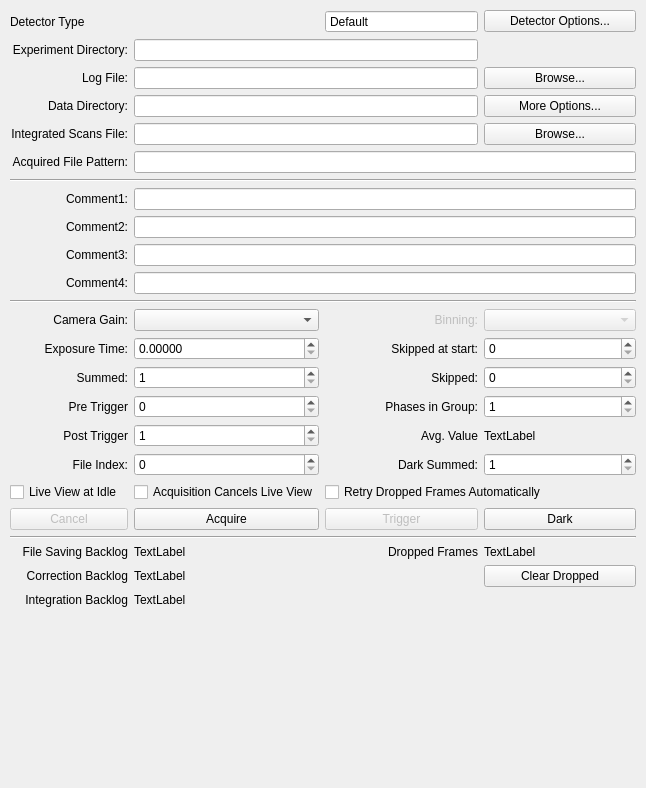
First picture: the form in source/qxrdacquisitiondialog.ui, repository guyjennings/qxrd, before the edit.
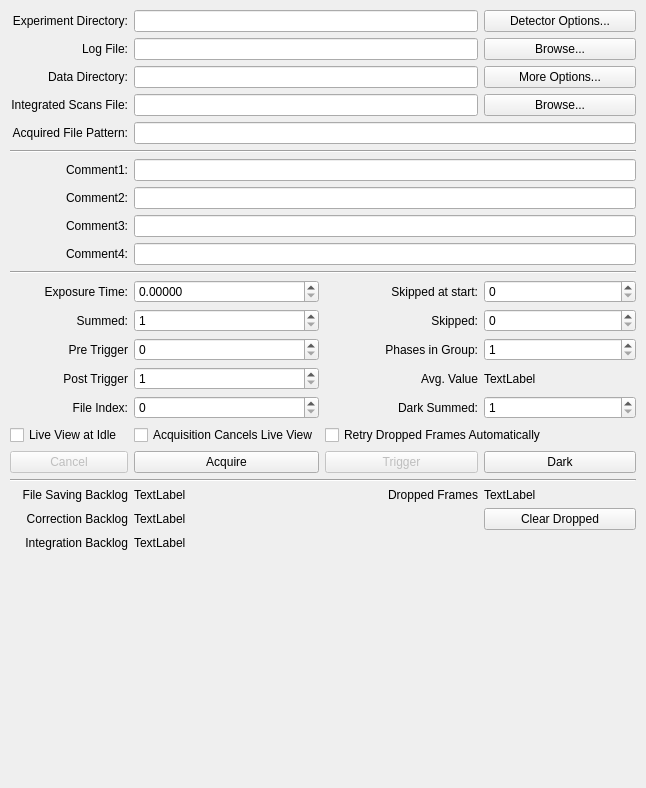
Second picture: the form after the edit. Icons and pictures are not drawn. Custom widgets are drawn as their Qt base class.

Commit message: Removed binning mode and gain control frommain acquisition panel

What changed in the file:
```diff
--- a/source/qxrdacquisitiondialog.ui
+++ b/source/qxrdacquisitiondialog.ui
@@ -34,27 +34,321 @@
       </property>
       <widget class="QWidget" name="m_DetectorPage">
        <layout class="QGridLayout" name="gridLayout_2">
-        <item row="16" column="2">
-         <widget class="QLabel" name="label_3">
+        <item row="1" column="3">
+         <widget class="QPushButton" name="m_DetectorOptionsButton">
+          <property name="toolTip">
+           <string>Acquisition options, such as
+Location(s) where data files are saved
+</string>
+          </property>
           <property name="text">
-           <string>Phases in Group:</string>
+           <string>Detector Options...</string>
           </property>
+         </widget>
+        </item>
+        <item row="22" column="2">
+         <widget class="QLabel" name="label_23">
+          <property name="text">
+           <string>Dropped Frames</string>
+          </property>
           <property name="alignment">
            <set>Qt::AlignRight|Qt::AlignTrailing|Qt::AlignVCenter</set>
           </property>
          </widget>
         </item>
-        <item row="10" column="0">
-         <widget class="QLabel" name="label_14">
+        <item row="23" column="3">
+         <widget class="QPushButton" name="m_ClearDroppedButton">
+          <property name="enabled">
+           <bool>true</bool>
+          </property>
+          <property name="sizePolicy">
+           <sizepolicy hsizetype="Preferred" vsizetype="Fixed">
+            <horstretch>1</horstretch>
+            <verstretch>0</verstretch>
+           </sizepolicy>
+          </property>
+          <property name="toolTip">
+           <string>Clear dropped frames counter</string>
+          </property>
           <property name="text">
-           <string>Comment3:</string>
+           <string>Clear Dropped</string>
           </property>
+         </widget>
+        </item>
+        <item row="19" column="2" colspan="2">
+         <widget class="QCheckBox" name="m_RetryDropped">
+          <property name="text">
+           <string>Retry Dropped Frames Automatically</string>
+          </property>
+         </widget>
+        </item>
+        <item row="19" column="1">
+         <widget class="QCheckBox" name="m_AcquisitionCancelsLiveView">
+          <property name="text">
+           <string>Acquisition Cancels Live View</string>
+          </property>
+         </widget>
+        </item>
+        <item row="19" column="0">
+         <widget class="QCheckBox" name="m_LiveViewAtIdle">
+          <property name="text">
+           <string>Live View at Idle</string>
+          </property>
+         </widget>
+        </item>
+        <item row="24" column="1">
+         <widget class="QLabel" name="m_IntegrationBacklog">
+          <property name="toolTip">
+           <string>Number of frames still to be integrated</string>
+          </property>
+          <property name="text">
+           <string>TextLabel</string>
+          </property>
+         </widget>
+        </item>
+        <item row="22" column="1">
+         <widget class="QLabel" name="m_SaverBacklog">
+          <property name="toolTip">
+           <string>Number of frames still to be corrected</string>
+          </property>
+          <property name="text">
+           <string>TextLabel</string>
+          </property>
+         </widget>
+        </item>
+        <item row="22" column="0">
+         <widget class="QLabel" name="label_28">
+          <property name="text">
+           <string>File Saving Backlog</string>
+          </property>
           <property name="alignment">
            <set>Qt::AlignRight|Qt::AlignTrailing|Qt::AlignVCenter</set>
           </property>
          </widget>
         </item>
-        <item row="21" column="1">
+        <item row="24" column="0">
+         <widget class="QLabel" name="label_26">
+          <property name="text">
+           <string>Integration Backlog</string>
+          </property>
+          <property name="alignment">
+           <set>Qt::AlignRight|Qt::AlignTrailing|Qt::AlignVCenter</set>
+          </property>
+         </widget>
+        </item>
+        <item row="22" column="3">
+         <widget class="QLabel" name="m_DroppedFrames">
+          <property name="toolTip">
+           <string>Count of dropped frames</string>
+          </property>
+          <property name="text">
+           <string>TextLabel</string>
+          </property>
+         </widget>
+        </item>
+        <item row="1" column="0">
+         <widget class="QLabel" name="label_6">
+          <property name="text">
+           <string>Experiment Directory:</string>
+          </property>
+          <property name="alignment">
+           <set>Qt::AlignRight|Qt::AlignTrailing|Qt::AlignVCenter</set>
+          </property>
+         </widget>
+        </item>
+        <item row="10" column="1" colspan="3">
+         <widget class="QLineEdit" name="m_UserComment3">
+          <property name="sizePolicy">
+           <sizepolicy hsizetype="Preferred" vsizetype="Fixed">
+            <horstretch>1</horstretch>
+            <verstretch>0</verstretch>
+           </sizepolicy>
+          </property>
+          <property name="toolTip">
+           <string>User Comment 3 (saved in data files)
+Script Property: &quot;acquisition.userComment3&quot;
+</string>
+          </property>
+         </widget>
+        </item>
+        <item row="17" column="1">
+         <widget class="QSpinBox" name="m_FileIndex">
+          <property name="sizePolicy">
+           <sizepolicy hsizetype="Preferred" vsizetype="Fixed">
+            <horstretch>1</horstretch>
+            <verstretch>0</verstretch>
+           </sizepolicy>
+          </property>
+          <property name="toolTip">
+           <string>Index number, substituted into file names, and incremented with each image
+Script Property: acquisition.fileIndex
+Script Function: fileindex()</string>
+          </property>
+          <property name="keyboardTracking">
+           <bool>false</bool>
+          </property>
+          <property name="maximum">
+           <number>99999999</number>
+          </property>
+         </widget>
+        </item>
+        <item row="15" column="3">
+         <widget class="QSpinBox" name="m_PhasesInGroup">
+          <property name="sizePolicy">
+           <sizepolicy hsizetype="Preferred" vsizetype="Fixed">
+            <horstretch>1</horstretch>
+            <verstretch>0</verstretch>
+           </sizepolicy>
+          </property>
+          <property name="toolTip">
+           <string>Total number of phases in each file group for synchronized acquisition
+Set to 1 to acquire individual images,
+Script: &quot;acquisition.phasesInGroup&quot;
+Script Function: phasesInGroup()</string>
+          </property>
+          <property name="specialValueText">
+           <string/>
+          </property>
+          <property name="keyboardTracking">
+           <bool>false</bool>
+          </property>
+          <property name="minimum">
+           <number>1</number>
+          </property>
+          <property name="maximum">
+           <number>9999999</number>
+          </property>
+          <property name="value">
+           <number>1</number>
+          </property>
+         </widget>
+        </item>
+        <item row="17" column="0">
+         <widget class="QLabel" name="label_5">
+          <property name="text">
+           <string>File Index:</string>
+          </property>
+          <property name="alignment">
+           <set>Qt::AlignRight|Qt::AlignTrailing|Qt::AlignVCenter</set>
+          </property>
+         </widget>
+        </item>
+        <item row="8" column="0">
+         <widget class="QLabel" name="label_8">
+          <property name="text">
+           <string>Comment1:</string>
+          </property>
+          <property name="alignment">
+           <set>Qt::AlignRight|Qt::AlignTrailing|Qt::AlignVCenter</set>
+          </property>
+         </widget>
+        </item>
+        <item row="11" column="0">
+         <widget class="QLabel" name="label_15">
+          <property name="text">
+           <string>Comment4:</string>
+          </property>
+          <property name="alignment">
+           <set>Qt::AlignRight|Qt::AlignTrailing|Qt::AlignVCenter</set>
+          </property>
+         </widget>
+        </item>
+        <item row="2" column="3">
+         <widget class="QPushButton" name="m_BrowseLogFileButton">
+          <property name="toolTip">
+           <string>Select New Log File...</string>
+          </property>
+          <property name="text">
+           <string>Browse...</string>
+          </property>
+         </widget>
+        </item>
+        <item row="13" column="1">
+         <widget class="QxrdExposureTimeSpinner" name="m_ExposureTime">
+          <property name="sizePolicy">
+           <sizepolicy hsizetype="Preferred" vsizetype="Fixed">
+            <horstretch>1</horstretch>
+            <verstretch>0</verstretch>
+           </sizepolicy>
+          </property>
+          <property name="toolTip">
+           <string>Exposure time for each acquired image
+Script Property: &quot;acquisition.exposureTime&quot;
+Script Function: exposureTime()</string>
+          </property>
+          <property name="accelerated">
+           <bool>false</bool>
+          </property>
+          <property name="keyboardTracking">
+           <bool>false</bool>
+          </property>
+          <property name="decimals">
+           <number>5</number>
+          </property>
+          <property name="maximum">
+           <double>10.000000000000000</double>
+          </property>
+         </widget>
+        </item>
+        <item row="2" column="1" colspan="2">
+         <widget class="QLineEdit" name="m_LogFileName">
+          <property name="sizePolicy">
+           <sizepolicy hsizetype="Preferred" vsizetype="Fixed">
+            <horstretch>1</horstretch>
+            <verstretch>0</verstretch>
+           </sizepolicy>
+          </property>
+          <property name="toolTip">
+           <string>Name of log file 
+(relative to experiment directory)
+</string>
+          </property>
+          <property name="readOnly">
+           <bool>false</bool>
+          </property>
+         </widget>
+        </item>
+        <item row="13" column="2">
+         <widget class="QLabel" name="label_24">
+          <property name="text">
+           <string>Skipped at start:</string>
+          </property>
+          <property name="alignment">
+           <set>Qt::AlignRight|Qt::AlignTrailing|Qt::AlignVCenter</set>
+          </property>
+         </widget>
+        </item>
+        <item row="15" column="0">
+         <widget class="QLabel" name="label_11">
+          <property name="text">
+           <string>Pre Trigger</string>
+          </property>
+          <property name="alignment">
+           <set>Qt::AlignRight|Qt::AlignTrailing|Qt::AlignVCenter</set>
+          </property>
+         </widget>
+        </item>
+        <item row="3" column="0">
+         <widget class="QLabel" name="label_16">
+          <property name="text">
+           <string>Data Directory:</string>
+          </property>
+          <property name="alignment">
+           <set>Qt::AlignRight|Qt::AlignTrailing|Qt::AlignVCenter</set>
+          </property>
+         </widget>
+        </item>
+        <item row="23" column="1">
+         <widget class="QLabel" name="m_CorrectionBacklog">
+          <property name="toolTip">
+           <string>Number of frames still to be corrected</string>
+          </property>
+          <property name="text">
+           <string>TextLabel</string>
+          </property>
+         </widget>
+        </item>
+        <item row="20" column="1">
          <widget class="QPushButton" name="m_AcquireButton">
           <property name="enabled">
            <bool>true</bool>
@@ -80,17 +374,20 @@
           </property>
          </widget>
         </item>
-        <item row="24" column="1">
-         <widget class="QLabel" name="m_CorrectionBacklog">
-          <property name="toolTip">
-           <string>Number of frames still to be corrected</string>
+        <item row="25" column="0" colspan="4">
+         <spacer name="verticalSpacer">
+          <property name="orientation">
+           <enum>Qt::Vertical</enum>
           </property>
-          <property name="text">
-           <string>TextLabel</string>
+          <property name="sizeHint" stdset="0">
+           <size>
+            <width>88</width>
+            <height>147</height>
+           </size>
           </property>
-         </widget>
+         </spacer>
         </item>
-        <item row="21" column="2">
+        <item row="20" column="2">
          <widget class="QPushButton" name="m_TriggerButton">
           <property name="enabled">
            <bool>false</bool>
@@ -110,7 +407,7 @@
           </property>
          </widget>
         </item>
-        <item row="18" column="3">
+        <item row="17" column="3">
          <widget class="QSpinBox" name="m_DarkSummedExposures">
           <property name="sizePolicy">
            <sizepolicy hsizetype="Preferred" vsizetype="Fixed">
@@ -134,6 +431,36 @@
           </property>
          </widget>
         </item>
+        <item row="5" column="3">
+         <widget class="QPushButton" name="m_BrowseScanFileButton">
+          <property name="toolTip">
+           <string>Select New Scan File...</string>
+          </property>
+          <property name="text">
+           <string>Browse...</string>
+          </property>
+         </widget>
+        </item>
+        <item row="15" column="2">
+         <widget class="QLabel" name="label_3">
+          <property name="text">
+           <string>Phases in Group:</string>
+          </property>
+          <property name="alignment">
+           <set>Qt::AlignRight|Qt::AlignTrailing|Qt::AlignVCenter</set>
+          </property>
+         </widget>
+        </item>
+        <item row="10" column="0">
+         <widget class="QLabel" name="label_14">
+          <property name="text">
+           <string>Comment3:</string>
+          </property>
+          <property name="alignment">
+           <set>Qt::AlignRight|Qt::AlignTrailing|Qt::AlignVCenter</set>
+          </property>
+         </widget>
+        </item>
         <item row="1" column="1" colspan="2">
          <widget class="QLineEdit" name="m_ExperimentDirectory">
           <property name="sizePolicy">
@@ -151,29 +478,6 @@
           </property>
          </widget>
         </item>
-        <item row="5" column="3">
-         <widget class="QPushButton" name="m_BrowseScanFileButton">
-          <property name="toolTip">
-           <string>Select New Scan File...</string>
-          </property>
-          <property name="text">
-           <string>Browse...</string>
-          </property>
-         </widget>
-        </item>
-        <item row="26" column="0" colspan="4">
-         <spacer name="verticalSpacer">
-          <property name="orientation">
-           <enum>Qt::Vertical</enum>
-          </property>
-          <property name="sizeHint" stdset="0">
-           <size>
-            <width>88</width>
-            <height>147</height>
-           </size>
-          </property>
-         </spacer>
-        </item>
         <item row="5" column="0">
          <widget class="QLabel" name="label_27">
           <property name="text">
@@ -184,14 +488,14 @@
           </property>
          </widget>
         </item>
-        <item row="22" column="0" colspan="4">
+        <item row="21" column="0" colspan="4">
          <widget class="Line" name="line_3">
           <property name="orientation">
            <enum>Qt::Horizontal</enum>
           </property>
          </widget>
         </item>
-        <item row="15" column="3">
+        <item row="14" column="3">
          <widget class="QSpinBox" name="m_SkippedExposures">
           <property name="sizePolicy">
            <sizepolicy hsizetype="Preferred" vsizetype="Fixed">
@@ -218,7 +522,7 @@
           </property>
          </widget>
         </item>
-        <item row="14" column="3">
+        <item row="13" column="3">
          <widget class="QSpinBox" name="m_SkippedExposuresAtStart">
           <property name="sizePolicy">
            <sizepolicy hsizetype="Preferred" vsizetype="Fixed">
@@ -244,7 +548,7 @@
           </property>
          </widget>
         </item>
-        <item row="15" column="1">
+        <item row="14" column="1">
          <widget class="QSpinBox" name="m_SummedExposures">
           <property name="sizePolicy">
            <sizepolicy hsizetype="Preferred" vsizetype="Fixed">
@@ -283,20 +587,7 @@
           </property>
          </widget>
         </item>
-        <item row="13" column="2">
-         <widget class="QLabel" name="label_21">
-          <property name="enabled">
-           <bool>false</bool>
-          </property>
-          <property name="text">
-           <string>Binning:</string>
-          </property>
-          <property name="alignment">
-           <set>Qt::AlignRight|Qt::AlignTrailing|Qt::AlignVCenter</set>
-          </property>
-         </widget>
-        </item>
-        <item row="18" column="2">
+        <item row="17" column="2">
          <widget class="QLabel" name="label_7">
           <property name="text">
            <string>Dark Summed:</string>
@@ -306,7 +597,7 @@
           </property>
          </widget>
         </item>
-        <item row="17" column="2">
+        <item row="16" column="2">
          <widget class="QLabel" name="label_10">
           <property name="text">
            <string>Avg. Value</string>
@@ -323,21 +614,7 @@
           </property>
          </widget>
         </item>
-        <item row="13" column="1">
-         <widget class="QComboBox" name="m_CameraGain">
-          <property name="sizePolicy">
-           <sizepolicy hsizetype="Preferred" vsizetype="Fixed">
-            <horstretch>1</horstretch>
-            <verstretch>0</verstretch>
-           </sizepolicy>
-          </property>
-          <property name="toolTip">
-           <string>Detector Gain (0..5)
-Script Property: &quot;acquisition.cameraGain&quot;</string>
-          </property>
-         </widget>
-        </item>
-        <item row="21" column="3">
+        <item row="20" column="3">
          <widget class="QPushButton" name="m_DarkAcquireButton">
           <property name="enabled">
            <bool>true</bool>
@@ -357,24 +634,7 @@
           </property>
          </widget>
         </item>
-        <item row="15" column="0">
-         <widget class="QLabel" name="label_2">
-          <property name="text">
-           <string>Summed:</string>
-          </property>
-          <property name="alignment">
-           <set>Qt::AlignRight|Qt::AlignTrailing|Qt::AlignVCenter</set>
-          </property>
-         </widget>
-        </item>
-        <item row="12" column="0" colspan="4">
-         <widget class="Line" name="line_2">
-          <property name="orientation">
-           <enum>Qt::Horizontal</enum>
-          </property>
-         </widget>
-        </item>
-        <item row="14" column="0">
+        <item row="13" column="0">
          <widget class="QLabel" name="label">
           <property name="text">
            <string>Exposure Time:</string>
@@ -384,10 +644,10 @@
           </property>
          </widget>
         </item>
-        <item row="0" column="0" colspan="2">
-         <widget class="QLabel" name="m_DetectorTypeNameLabel">
-          <property name="text">
-           <string>Detector Type</string>
+        <item row="12" column="0" colspan="4">
+         <widget class="Line" name="line_2">
+          <property name="orientation">
+           <enum>Qt::Horizontal</enum>
           </property>
          </widget>
         </item>
@@ -438,7 +698,7 @@
           </property>
          </widget>
         </item>
-        <item row="17" column="3">
+        <item row="16" column="3">
          <widget class="QLabel" name="m_AverageDisplay">
           <property name="toolTip">
            <string>Average value of acquired frames</string>
@@ -448,7 +708,7 @@
           </property>
          </widget>
         </item>
-        <item row="16" column="1">
+        <item row="15" column="1">
          <widget class="QSpinBox" name="m_PreTriggerFiles">
           <property name="sizePolicy">
            <sizepolicy hsizetype="Preferred" vsizetype="Fixed">
@@ -479,6 +739,16 @@
           </property>
          </widget>
         </item>
+        <item row="9" column="0">
+         <widget class="QLabel" name="label_12">
+          <property name="text">
+           <string>Comment2:</string>
+          </property>
+          <property name="alignment">
+           <set>Qt::AlignRight|Qt::AlignTrailing|Qt::AlignVCenter</set>
+          </property>
+         </widget>
+        </item>
         <item row="9" column="1" colspan="3">
          <widget class="QLineEdit" name="m_UserComment2">
           <property name="sizePolicy">
@@ -494,7 +764,17 @@
           </property>
          </widget>
         </item>
-        <item row="24" column="0">
+        <item row="14" column="0">
+         <widget class="QLabel" name="label_2">
+          <property name="text">
+           <string>Summed:</string>
+          </property>
+          <property name="alignment">
+           <set>Qt::AlignRight|Qt::AlignTrailing|Qt::AlignVCenter</set>
+          </property>
+         </widget>
+        </item>
+        <item row="23" column="0">
          <widget class="QLabel" name="label_25">
           <property name="text">
            <string>Correction Backlog</string>
@@ -504,16 +784,6 @@
           </property>
          </widget>
         </item>
-        <item row="2" column="0">
-         <widget class="QLabel" name="label_22">
-          <property name="text">
-           <string>Log File:</string>
-          </property>
-          <property name="alignment">
-           <set>Qt::AlignRight|Qt::AlignTrailing|Qt::AlignVCenter</set>
-          </property>
-         </widget>
-        </item>
         <item row="3" column="1" colspan="2">
          <widget class="QLineEdit" name="m_DataDirectory">
           <property name="sizePolicy">
@@ -542,17 +812,17 @@
           </property>
          </widget>
         </item>
-        <item row="13" column="0">
-         <widget class="QLabel" name="label_20">
+        <item row="2" column="0">
+         <widget class="QLabel" name="label_22">
           <property name="text">
-           <string>Camera Gain:</string>
+           <string>Log File:</string>
           </property>
           <property name="alignment">
            <set>Qt::AlignRight|Qt::AlignTrailing|Qt::AlignVCenter</set>
           </property>
          </widget>
         </item>
-        <item row="15" column="2">
+        <item row="14" column="2">
          <widget class="QLabel" name="label_13">
           <property name="text">
            <string>Skipped:</string>
@@ -562,7 +832,7 @@
           </property>
          </widget>
         </item>
-        <item row="17" column="1">
+        <item row="16" column="1">
          <widget class="QSpinBox" name="m_PostTriggerFiles">
           <property name="sizePolicy">
            <sizepolicy hsizetype="Preferred" vsizetype="Fixed">
@@ -593,134 +863,7 @@
           </property>
          </widget>
         </item>
-        <item row="17" column="0">
-         <widget class="QLabel" name="label_9">
-          <property name="text">
-           <string>Post Trigger</string>
-          </property>
-          <property name="alignment">
-           <set>Qt::AlignRight|Qt::AlignTrailing|Qt::AlignVCenter</set>
-          </property>
-         </widget>
-        </item>
-        <item row="3" column="0">
-         <widget class="QLabel" name="label_16">
-          <property name="text">
-           <string>Data Directory:</string>
-          </property>
-          <property name="alignment">
-           <set>Qt::AlignRight|Qt::AlignTrailing|Qt::AlignVCenter</set>
-          </property>
-         </widget>
-        </item>
-        <item row="16" column="0">
-         <widget class="QLabel" name="label_11">
-          <property name="text">
-           <string>Pre Trigger</string>
-          </property>
-          <property name="alignment">
-           <set>Qt::AlignRight|Qt::AlignTrailing|Qt::AlignVCenter</set>
-          </property>
-         </widget>
-        </item>
-        <item row="14" column="2">
-         <widget class="QLabel" name="label_24">
-          <property name="text">
-           <string>Skipped at start:</string>
-          </property>
-          <property name="alignment">
-           <set>Qt::AlignRight|Qt::AlignTrailing|Qt::AlignVCenter</set>
-          </property>
-         </widget>
-        </item>
-        <item row="2" column="1" colspan="2">
-         <widget class="QLineEdit" name="m_LogFileName">
-          <property name="sizePolicy">
-           <sizepolicy hsizetype="Preferred" vsizetype="Fixed">
-            <horstretch>1</horstretch>
-            <verstretch>0</verstretch>
-           </sizepolicy>
-          </property>
-          <property name="toolTip">
-           <string>Name of log file 
-(relative to experiment directory)
-</string>
-          </property>
-          <property name="readOnly">
-           <bool>false</bool>
-          </property>
-         </widget>
-        </item>
-        <item row="14" column="1">
-         <widget class="QxrdExposureTimeSpinner" name="m_ExposureTime">
-          <property name="sizePolicy">
-           <sizepolicy hsizetype="Preferred" vsizetype="Fixed">
-            <horstretch>1</horstretch>
-            <verstretch>0</verstretch>
-           </sizepolicy>
-          </property>
-          <property name="toolTip">
-           <string>Exposure time for each acquired image
-Script Property: &quot;acquisition.exposureTime&quot;
-Script Function: exposureTime()</string>
-          </property>
-          <property name="accelerated">
-           <bool>false</bool>
-          </property>
-          <property name="keyboardTracking">
-           <bool>false</bool>
-          </property>
-          <property name="decimals">
-           <number>5</number>
-          </property>
-          <property name="maximum">
-           <double>10.000000000000000</double>
-          </property>
-         </widget>
-        </item>
-        <item row="13" column="3">
-         <widget class="QComboBox" name="m_BinningMode">
-          <property name="enabled">
-           <bool>false</bool>
-          </property>
-          <property name="sizePolicy">
-           <sizepolicy hsizetype="Preferred" vsizetype="Fixed">
-            <horstretch>1</horstretch>
-            <verstretch>0</verstretch>
-           </sizepolicy>
-          </property>
-          <property name="toolTip">
-           <string>Detector binning mode (0..1)
-Script Property: &quot;acquisition.binningMode&quot;</string>
-          </property>
-         </widget>
-        </item>
-        <item row="9" column="0">
-         <widget class="QLabel" name="label_12">
-          <property name="text">
-           <string>Comment2:</string>
-          </property>
-          <property name="alignment">
-           <set>Qt::AlignRight|Qt::AlignTrailing|Qt::AlignVCenter</set>
-          </property>
-         </widget>
-        </item>
-        <item row="11" column="1" colspan="3">
-         <widget class="QLineEdit" name="m_UserComment4">
-          <property name="sizePolicy">
-           <sizepolicy hsizetype="Preferred" vsizetype="Fixed">
-            <horstretch>1</horstretch>
-            <verstretch>0</verstretch>
-           </sizepolicy>
-          </property>
-          <property name="toolTip">
-           <string>User Comment 4 (saved in data files)
-Script Property: &quot;acquisition.userComment4&quot;
-</string>
-          </property>
-         </widget>
-        </item>
-        <item row="21" column="0">
+        <item row="20" column="0">
          <widget class="QPushButton" name="m_CancelButton">
           <property name="enabled">
            <bool>false</bool>
@@ -734,70 +877,8 @@
           </property>
          </widget>
         </item>
-        <item row="0" column="3">
-         <widget class="QPushButton" name="m_DetectorOptionsButton">
-          <property name="toolTip">
-           <string>Acquisition options, such as
-Location(s) where data files are saved
-</string>
-          </property>
-          <property name="text">
-           <string>Detector Options...</string>
-          </property>
-         </widget>
-        </item>
-        <item row="1" column="0">
-         <widget class="QLabel" name="label_6">
-          <property name="text">
-           <string>Experiment Directory:</string>
-          </property>
-          <property name="alignment">
-           <set>Qt::AlignRight|Qt::AlignTrailing|Qt::AlignVCenter</set>
-          </property>
-         </widget>
-        </item>
-        <item row="2" column="3">
-         <widget class="QPushButton" name="m_BrowseLogFileButton">
-          <property name="toolTip">
-           <string>Select New Log File...</string>
-          </property>
-          <property name="text">
-           <string>Browse...</string>
-          </property>
-         </widget>
-        </item>
-        <item row="11" column="0">
-         <widget class="QLabel" name="label_15">
-          <property name="text">
-           <string>Comment4:</string>
-          </property>
-          <property name="alignment">
-           <set>Qt::AlignRight|Qt::AlignTrailing|Qt::AlignVCenter</set>
-          </property>
-         </widget>
-        </item>
-        <item row="8" column="0">
-         <widget class="QLabel" name="label_8">
-          <property name="text">
-           <string>Comment1:</string>
-          </property>
-          <property name="alignment">
-           <set>Qt::AlignRight|Qt::AlignTrailing|Qt::AlignVCenter</set>
-          </property>
-         </widget>
-        </item>
-        <item row="18" column="0">
-         <widget class="QLabel" name="label_5">
-          <property name="text">
-           <string>File Index:</string>
-          </property>
-          <property name="alignment">
-           <set>Qt::AlignRight|Qt::AlignTrailing|Qt::AlignVCenter</set>
-          </property>
-         </widget>
-        </item>
-        <item row="16" column="3">
-         <widget class="QSpinBox" name="m_PhasesInGroup">
+        <item row="11" column="1" colspan="3">
+         <widget class="QLineEdit" name="m_UserComment4">
           <property name="sizePolicy">
            <sizepolicy hsizetype="Preferred" vsizetype="Fixed">
             <horstretch>1</horstretch>
@@ -805,180 +886,22 @@
            </sizepolicy>
           </property>
           <property name="toolTip">
-           <string>Total number of phases in each file group for synchronized acquisition
-Set to 1 to acquire individual images,
-Script: &quot;acquisition.phasesInGroup&quot;
-Script Function: phasesInGroup()</string>
-          </property>
-          <property name="specialValueText">
-           <string/>
-          </property>
-          <property name="keyboardTracking">
-           <bool>false</bool>
-          </property>
-          <property name="minimum">
-           <number>1</number>
-          </property>
-          <property name="maximum">
-           <number>9999999</number>
-          </property>
-          <property name="value">
-           <number>1</number>
-          </property>
-         </widget>
-        </item>
-        <item row="18" column="1">
-         <widget class="QSpinBox" name="m_FileIndex">
-          <property name="sizePolicy">
-           <sizepolicy hsizetype="Preferred" vsizetype="Fixed">
-            <horstretch>1</horstretch>
-            <verstretch>0</verstretch>
-           </sizepolicy>
-          </property>
-          <property name="toolTip">
-           <string>Index number, substituted into file names, and incremented with each image
-Script Property: acquisition.fileIndex
-Script Function: fileindex()</string>
-          </property>
-          <property name="keyboardTracking">
-           <bool>false</bool>
-          </property>
-          <property name="maximum">
-           <number>99999999</number>
-          </property>
-         </widget>
-        </item>
-        <item row="10" column="1" colspan="3">
-         <widget class="QLineEdit" name="m_UserComment3">
-          <property name="sizePolicy">
-           <sizepolicy hsizetype="Preferred" vsizetype="Fixed">
-            <horstretch>1</horstretch>
-            <verstretch>0</verstretch>
-           </sizepolicy>
-          </property>
-          <property name="toolTip">
-           <string>User Comment 3 (saved in data files)
-Script Property: &quot;acquisition.userComment3&quot;
+           <string>User Comment 4 (saved in data files)
+Script Property: &quot;acquisition.userComment4&quot;
 </string>
           </property>
          </widget>
         </item>
-        <item row="0" column="2">
-         <widget class="QSpinBox" name="m_DetectorNumber">
-          <property name="readOnly">
-           <bool>true</bool>
-          </property>
-          <property name="buttonSymbols">
-           <enum>QAbstractSpinBox::NoButtons</enum>
-          </property>
-          <property name="specialValueText">
-           <string>Default</string>
-          </property>
-          <property name="prefix">
-           <string>Number</string>
-          </property>
-         </widget>
-        </item>
-        <item row="23" column="2">
-         <widget class="QLabel" name="label_23">
+        <item row="16" column="0">
+         <widget class="QLabel" name="label_9">
           <property name="text">
-           <string>Dropped Frames</string>
+           <string>Post Trigger</string>
           </property>
           <property name="alignment">
            <set>Qt::AlignRight|Qt::AlignTrailing|Qt::AlignVCenter</set>
           </property>
          </widget>
         </item>
-        <item row="24" column="3">
-         <widget class="QPushButton" name="m_ClearDroppedButton">
-          <property name="enabled">
-           <bool>true</bool>
-          </property>
-          <property name="sizePolicy">
-           <sizepolicy hsizetype="Preferred" vsizetype="Fixed">
-            <horstretch>1</horstretch>
-            <verstretch>0</verstretch>
-           </sizepolicy>
-          </property>
-          <property name="toolTip">
-           <string>Clear dropped frames counter</string>
-          </property>
-          <property name="text">
-           <string>Clear Dropped</string>
-          </property>
-         </widget>
-        </item>
-        <item row="23" column="3">
-         <widget class="QLabel" name="m_DroppedFrames">
-          <property name="toolTip">
-           <string>Count of dropped frames</string>
-          </property>
-          <property name="text">
-           <string>TextLabel</string>
-          </property>
-         </widget>
-        </item>
-        <item row="25" column="0">
-         <widget class="QLabel" name="label_26">
-          <property name="text">
-           <string>Integration Backlog</string>
-          </property>
-          <property name="alignment">
-           <set>Qt::AlignRight|Qt::AlignTrailing|Qt::AlignVCenter</set>
-          </property>
-         </widget>
-        </item>
-        <item row="23" column="0">
-         <widget class="QLabel" name="label_28">
-          <property name="text">
-           <string>File Saving Backlog</string>
-          </property>
-          <property name="alignment">
-           <set>Qt::AlignRight|Qt::AlignTrailing|Qt::AlignVCenter</set>
-          </property>
-         </widget>
-        </item>
-        <item row="23" column="1">
-         <widget class="QLabel" name="m_SaverBacklog">
-          <property name="toolTip">
-           <string>Number of frames still to be corrected</string>
-          </property>
-          <property name="text">
-           <string>TextLabel</string>
-          </property>
-         </widget>
-        </item>
-        <item row="25" column="1">
-         <widget class="QLabel" name="m_IntegrationBacklog">
-          <property name="toolTip">
-           <string>Number of frames still to be integrated</string>
-          </property>
-          <property name="text">
-           <string>TextLabel</string>
-          </property>
-         </widget>
-        </item>
-        <item row="20" column="0">
-         <widget class="QCheckBox" name="m_LiveViewAtIdle">
-          <property name="text">
-           <string>Live View at Idle</string>
-          </property>
-         </widget>
-        </item>
-        <item row="20" column="1">
-         <widget class="QCheckBox" name="m_AcquisitionCancelsLiveView">
-          <property name="text">
-           <string>Acquisition Cancels Live View</string>
-          </property>
-         </widget>
-        </item>
-        <item row="20" column="2" colspan="2">
-         <widget class="QCheckBox" name="m_RetryDropped">
-          <property name="text">
-           <string>Retry Dropped Frames Automatically</string>
-          </property>
-         </widget>
-        </item>
        </layout>
       </widget>
       <widget class="QWidget" name="m_WatcherPage"/>
```
The commit also changes 11 other files.
